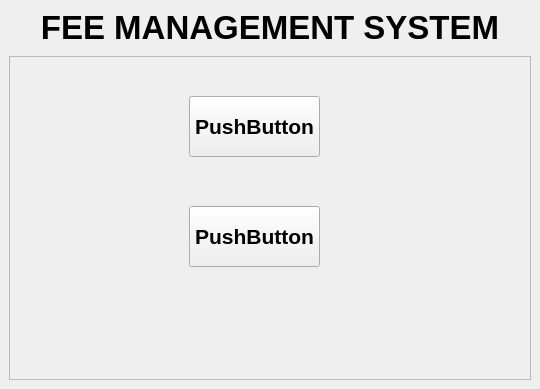
First picture: the form in Fee_Management_System/mainwindow.ui, repository Nicholauswarobi/Qt, before the edit.
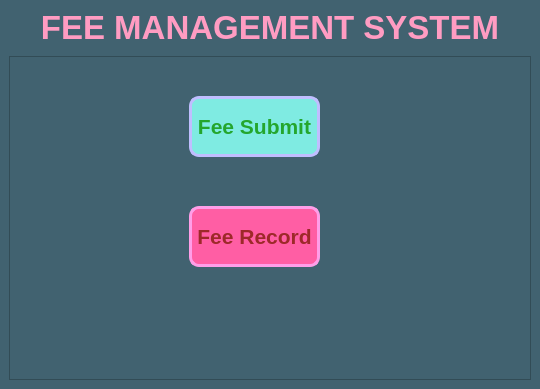
Second picture: the form after the edit.

Commit message: Fee Management System

Patch:
```diff
--- a/Fee_Management_System/mainwindow.ui
+++ b/Fee_Management_System/mainwindow.ui
@@ -13,6 +13,9 @@
   <property name="windowTitle">
    <string>MainWindow</string>
   </property>
+  <property name="styleSheet">
+   <string notr="true">background-color: rgb(65, 98, 112);</string>
+  </property>
   <widget class="QWidget" name="centralwidget">
    <layout class="QVBoxLayout" name="verticalLayout">
     <item alignment="Qt::AlignmentFlag::AlignTop">
@@ -23,6 +26,9 @@
         <bold>true</bold>
        </font>
       </property>
+      <property name="styleSheet">
+       <string notr="true">color: rgb(255, 156, 194);</string>
+      </property>
       <property name="text">
        <string>FEE MANAGEMENT SYSTEM</string>
       </property>
@@ -66,8 +72,17 @@
          <bold>true</bold>
         </font>
        </property>
+       <property name="styleSheet">
+        <string notr="true">QPushButton{
+	color: rgb(36, 166, 45);
+	background-color: rgb(127, 235, 226);
+	border: 3px solid #c0beff;
+	border-radius: 10px;
+}
+</string>
+       </property>
        <property name="text">
-        <string>PushButton</string>
+        <string>Fee Submit</string>
        </property>
       </widget>
       <widget class="QPushButton" name="pushButton_2">
@@ -85,8 +100,17 @@
          <bold>true</bold>
         </font>
        </property>
+       <property name="styleSheet">
+        <string notr="true">QPushButton{
+	color: rgb(157, 41, 41);
+	background-color: rgb(255, 94, 164);
+	border: 3px solid #ff9ee8;
+	border-radius: 10px;
+}
+</string>
+       </property>
        <property name="text">
-        <string>PushButton</string>
+        <string>Fee Record</string>
        </property>
       </widget>
      </widget>
```
Left out of the diff: 4 changed lines with no effect on the pictures.
